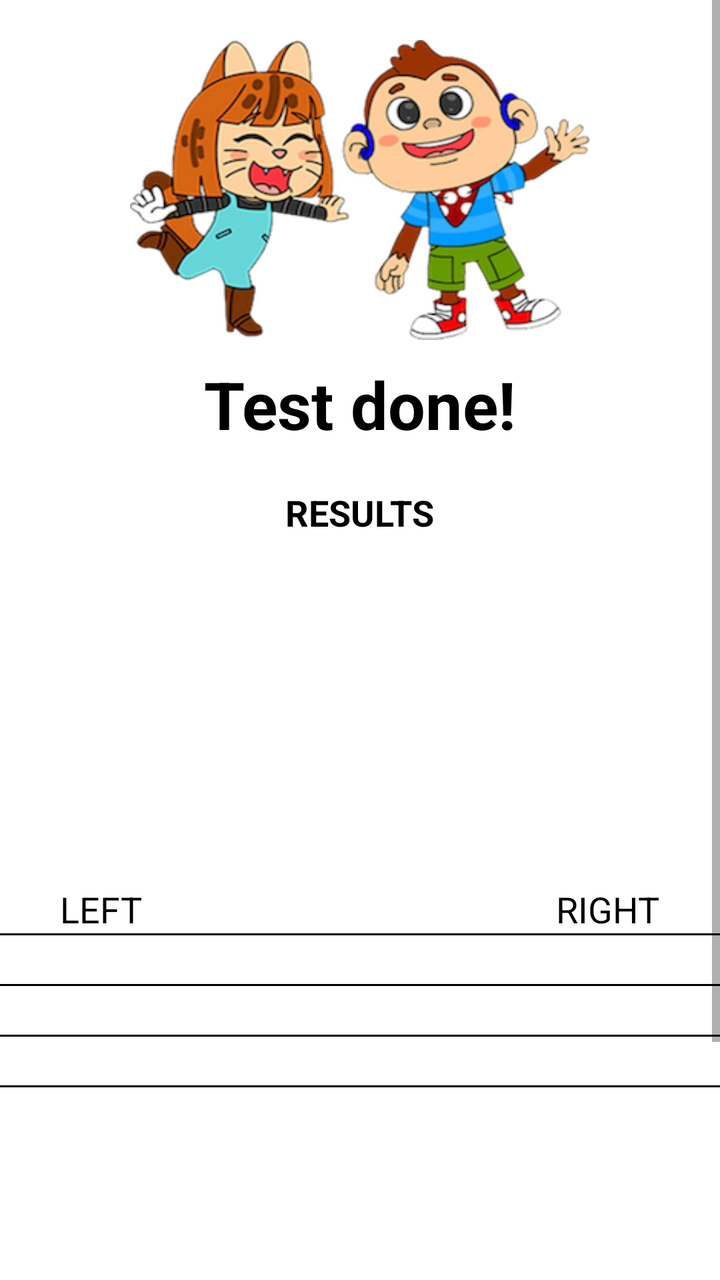
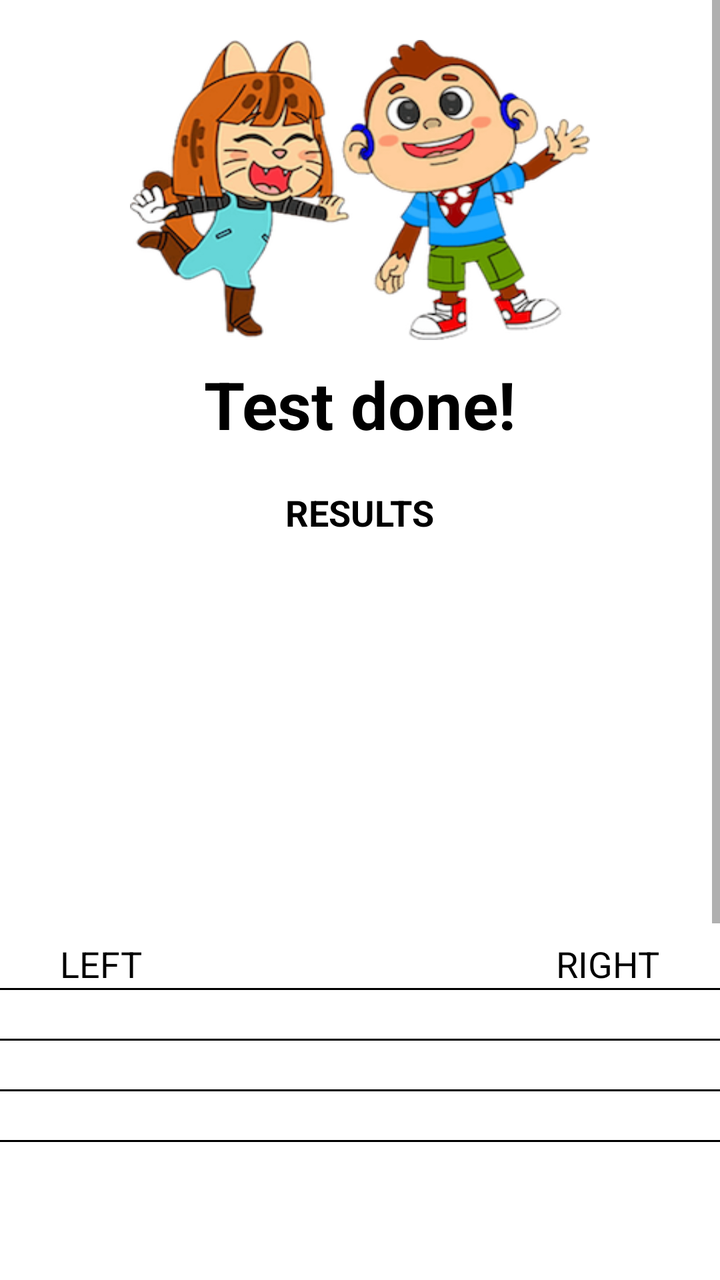

Before-and-after screenshots of an Android layout around one commit, followed by the original layout XML and the change that was made.
<!-- AndroidManifest.xml: application theme Theme.IAhead -->
<!-- res/layout/activity_resultpage.xml -->
<?xml version="1.0" encoding="utf-8"?>
<LinearLayout xmlns:android="http://schemas.android.com/apk/res/android"
    android:layout_width="match_parent"
    android:layout_height="match_parent"
    android:orientation="vertical">

    <Button
        android:visibility="gone"
        android:id="@+id/btnLogs"
        android:layout_width="wrap_content"
        android:layout_height="wrap_content"
        android:layout_gravity="right"
        android:layout_marginRight="5dp"
        android:text="Logs"/>

    <ScrollView
        android:layout_width="match_parent"
        android:layout_height="match_parent">

        <LinearLayout
            android:layout_width="match_parent"
            android:layout_height="match_parent"
            android:orientation="vertical">

            <ImageView
                android:id="@+id/iv_twin"
                android:layout_marginTop="20dp"
                android:layout_marginRight="40dp"
                android:layout_marginLeft="40dp"
                android:background="@drawable/twin"
                android:layout_width="230dp"
                android:layout_gravity="center_horizontal"
                android:layout_height="150dp"/>

            <TextView
                android:layout_gravity="center_horizontal"
                android:layout_marginBottom="10dp"
                android:layout_marginTop="10dp"
                android:textStyle="bold"
                android:layout_width="wrap_content"
                android:layout_height="wrap_content"
                android:text="Test done!"
                android:textSize="33dp"
                android:textColor="@color/black"/>

            <TextView
                android:visibility="gone"
                android:id="@+id/tv_id"
                android:layout_gravity="center_horizontal"
                android:layout_marginBottom="10dp"
                android:textStyle="bold"
                android:layout_width="wrap_content"
                android:layout_height="wrap_content"
                android:textSize="18dp"
                android:textColor="@color/black"/>

            <TextView
                android:layout_gravity="center_horizontal"
                android:layout_marginBottom="10dp"
                android:layout_marginTop="10dp"
                android:textStyle="bold"
                android:layout_width="wrap_content"
                android:layout_height="wrap_content"
                android:text="RESULTS"
                android:textSize="18dp"
                android:textColor="@color/black"/>

            <TextView
                android:visibility="gone"
                android:layout_gravity="center_horizontal"
                android:layout_marginTop="10dp"
                android:layout_width="wrap_content"
                android:layout_height="wrap_content"
                android:text="Date &amp; Time"
                android:textSize="18dp"
                android:textColor="@color/black"/>

            <TextView
                android:visibility="gone"
                android:id="@+id/tv_date"
                android:layout_gravity="center_horizontal"
                android:layout_marginTop="10dp"
                android:layout_width="wrap_content"
                android:layout_height="wrap_content"
                android:text=""
                android:textSize="21dp"
                android:textColor="@color/black"/>

            <TextView
                android:layout_marginLeft="100dp"
                android:layout_marginTop="3dp"
                android:layout_width="wrap_content"
                android:layout_height="wrap_content"
                android:text=""
                android:textSize="18dp"
                android:textColor="@color/black"
                android:id="@+id/tv_1"/>

            <TextView
                android:layout_marginLeft="100dp"
                android:layout_marginTop="3dp"
                android:layout_width="wrap_content"
                android:layout_height="wrap_content"
                android:text=""
                android:textSize="18dp"
                android:textColor="@color/black"
                android:id="@+id/tv_2"/>

            <TextView
                android:layout_marginLeft="100dp"
                android:layout_marginTop="3dp"
                android:layout_width="wrap_content"
                android:layout_height="wrap_content"
                android:text=""
                android:textSize="18dp"
                android:textColor="@color/black"
                android:id="@+id/tv_3"/>

            <TextView
                android:visibility="gone"
                android:layout_gravity="center_horizontal"
                android:layout_marginTop="10dp"
                android:layout_width="wrap_content"
                android:layout_height="wrap_content"
                android:text="SCREENING LEVEL"
                android:textSize="18dp"
                android:textColor="@color/black"/>

            <TextView
                android:id="@+id/tv_screening"
                android:layout_marginLeft="100dp"
                android:layout_marginTop="3dp"
                android:layout_width="wrap_content"
                android:layout_height="wrap_content"
                android:text=""
                android:textSize="18dp"
                android:textColor="@color/black"/>

            <TextView
                android:visibility="gone"
                android:layout_gravity="center_horizontal"
                android:layout_marginTop="10dp"
                android:layout_width="wrap_content"
                android:layout_height="wrap_content"
                android:text="TEST PLACE"
                android:textSize="18dp"
                android:textColor="@color/black"/>

            <TextView
                android:id="@+id/tv_test"
                android:layout_marginLeft="100dp"
                android:layout_marginTop="3dp"
                android:layout_width="wrap_content"
                android:layout_height="wrap_content"
                android:text=""
                android:textSize="18dp"
                android:textColor="@color/black"/>

            <TextView
                android:id="@+id/tv_location"
                android:layout_marginLeft="100dp"
                android:layout_marginTop="3dp"
                android:layout_width="wrap_content"
                android:layout_height="wrap_content"
                android:text=""
                android:textSize="18dp"
                android:textColor="@color/black"/>

            <LinearLayout
                android:orientation="horizontal"
                android:layout_width="match_parent"
                android:layout_height="wrap_content"
                android:weightSum="2">

                <RelativeLayout
                    android:layout_weight="1"
                    android:layout_width="0dp"
                    android:layout_height="wrap_content">

                    <TextView
                        android:id="@+id/tv1"
                        android:layout_marginLeft="30dp"
                        android:layout_width="wrap_content"
                        android:layout_height="wrap_content"
                        android:text="LEFT"
                        android:textSize="18dp"
                        android:textColor="@color/black"/>

                    <View
                        android:id="@+id/view50"
                        android:layout_below="@+id/tv1"
                        android:layout_width="match_parent"
                        android:layout_height="1dp"
                        android:background="@color/black"/>

                    <TextView
                        android:visibility="gone"
                        android:layout_below="@+id/view50"
                        android:layout_marginLeft="30dp"
                        android:id="@+id/tv500leftNoise"
                        android:layout_width="wrap_content"
                        android:layout_height="wrap_content"
                        android:text=""
                        android:textSize="18dp"
                        android:textColor="@color/black"/>

                    <View
                        android:visibility="gone"
                        android:id="@+id/view1"
                        android:layout_below="@+id/tv500leftNoise"
                        android:layout_width="match_parent"
                        android:layout_height="1dp"
                        android:background="@color/black"/>

                    <TextView
                        android:layout_below="@+id/view1"
                        android:layout_marginLeft="30dp"
                        android:id="@+id/tv500left"
                        android:layout_width="wrap_content"
                        android:layout_height="wrap_content"
                        android:text=""
                        android:textSize="18dp"
                        android:textColor="@color/black"/>

                    <View
                        android:id="@+id/view51"
                        android:layout_below="@+id/tv500left"
                        android:layout_width="match_parent"
                        android:layout_height="1dp"
                        android:background="@color/black"/>

                    <TextView
                        android:visibility="gone"
                        android:layout_marginLeft="30dp"
                        android:layout_below="@+id/view51"
                        android:id="@+id/tv1000leftNoise"
                        android:layout_width="wrap_content"
                        android:layout_height="wrap_content"
                        android:text=""
                        android:textSize="18dp"
                        android:textColor="@color/black"/>

                    <View
                        android:visibility="gone"
                        android:id="@+id/view11"
                        android:layout_below="@+id/tv1000leftNoise"
                        android:layout_width="match_parent"
                        android:layout_height="1dp"
                        android:background="@color/black"/>

                    <TextView
                        android:layout_marginLeft="30dp"
                        android:layout_below="@+id/view11"
                        android:id="@+id/tv1000left"
                        android:layout_width="wrap_content"
                        android:layout_height="wrap_content"
                        android:text=""
                        android:textSize="18dp"
                        android:textColor="@color/black"/>

                    <View
                        android:id="@+id/view52"
                        android:layout_below="@+id/tv1000left"
                        android:layout_width="match_parent"
                        android:layout_height="1dp"
                        android:background="@color/black"/>

                    <TextView
                        android:visibility="gone"
                        android:layout_marginLeft="30dp"
                        android:layout_below="@+id/view52"
                        android:id="@+id/tv2000leftNoise"
                        android:layout_width="wrap_content"
                        android:layout_height="wrap_content"
                        android:text=""
                        android:textSize="18dp"
                        android:textColor="@color/black"/>

                    <View
                        android:visibility="gone"
                        android:id="@+id/view12"
                        android:layout_below="@+id/tv2000leftNoise"
                        android:layout_width="match_parent"
                        android:layout_height="1dp"
                        android:background="@color/black"/>

                    <TextView
                        android:layout_marginLeft="30dp"
                        android:layout_below="@+id/view12"
                        android:id="@+id/tv2000left"
                        android:layout_width="wrap_content"
                        android:layout_height="wrap_content"
                        android:text=""
                        android:textSize="18dp"
                        android:textColor="@color/black"/>

                    <View
                        android:id="@+id/view53"
                        android:layout_below="@+id/tv2000left"
                        android:layout_width="match_parent"
                        android:layout_height="1dp"
                        android:background="@color/black"/>

                    <TextView
                        android:visibility="gone"
                        android:layout_marginLeft="30dp"
                        android:layout_below="@+id/view53"
                        android:id="@+id/tv4000leftNoise"
                        android:layout_width="wrap_content"
                        android:layout_height="wrap_content"
                        android:text=""
                        android:textSize="18dp"
                        android:textColor="@color/black"/>

                    <View
                        android:visibility="gone"
                        android:id="@+id/view13"
                        android:layout_below="@+id/tv4000leftNoise"
                        android:layout_width="match_parent"
                        android:layout_height="1dp"
                        android:background="@color/black"/>

                    <TextView
                        android:layout_marginLeft="30dp"
                        android:layout_below="@+id/view13"
                        android:id="@+id/tv4000left"
                        android:layout_width="wrap_content"
                        android:layout_height="wrap_content"
                        android:text=""
                        android:textSize="18dp"
                        android:textColor="@color/black"/>

                </RelativeLayout>

                <RelativeLayout
                    android:layout_weight="1"
                    android:layout_width="0dp"
                    android:layout_height="wrap_content">

                    <TextView
                        android:layout_alignParentRight="true"
                        android:id="@+id/tv2"
                        android:layout_marginRight="30dp"
                        android:layout_width="wrap_content"
                        android:layout_height="wrap_content"
                        android:text="RIGHT"
                        android:textSize="18dp"
                        android:textColor="@color/black"/>

                    <View
                        android:id="@+id/view54"
                        android:layout_below="@+id/tv2"
                        android:layout_width="match_parent"
                        android:layout_height="1dp"
                        android:background="@color/black"/>

                    <TextView
                        android:visibility="gone"
                        android:layout_alignParentRight="true"
                        android:layout_below="@+id/view54"
                        android:layout_marginRight="30dp"
                        android:id="@+id/tv500rightNoise"
                        android:layout_width="wrap_content"
                        android:layout_height="wrap_content"
                        android:text=""
                        android:textSize="18dp"
                        android:textColor="@color/black"/>

                    <View
                        android:visibility="gone"
                        android:id="@+id/view2"
                        android:layout_below="@+id/tv500rightNoise"
                        android:layout_width="match_parent"
                        android:layout_height="1dp"
                        android:background="@color/black"/>

                    <TextView
                        android:layout_alignParentRight="true"
                        android:layout_below="@+id/view2"
                        android:layout_marginRight="30dp"
                        android:id="@+id/tv500right"
                        android:layout_width="wrap_content"
                        android:layout_height="wrap_content"
                        android:text=""
                        android:textSize="18dp"
                        android:textColor="@color/black"/>

                    <View
                        android:id="@+id/view55"
                        android:layout_below="@+id/tv500right"
                        android:layout_width="match_parent"
                        android:layout_height="1dp"
                        android:background="@color/black"/>

                    <TextView
                        android:visibility="gone"
                        android:layout_alignParentRight="true"
                        android:layout_marginRight="30dp"
                        android:layout_below="@+id/view55"
                        android:id="@+id/tv1000rightNoise"
                        android:layout_width="wrap_content"
                        android:layout_height="wrap_content"
                        android:text=""
                        android:textSize="18dp"
                        android:textColor="@color/black"/>

                    <View
                        android:visibility="gone"
                        android:id="@+id/view21"
                        android:layout_below="@+id/tv1000rightNoise"
                        android:layout_width="match_parent"
                        android:layout_height="1dp"
                        android:background="@color/black"/>

                    <TextView
                        android:layout_alignParentRight="true"
                        android:layout_marginRight="30dp"
                        android:layout_below="@+id/view21"
                        android:id="@+id/tv1000right"
                        android:layout_width="wrap_content"
                        android:layout_height="wrap_content"
                        android:text=""
                        android:textSize="18dp"
                        android:textColor="@color/black"/>

                    <View
                        android:id="@+id/view56"
                        android:layout_below="@+id/tv1000right"
                        android:layout_width="match_parent"
                        android:layout_height="1dp"
                        android:background="@color/black"/>

                    <TextView
                        android:visibility="gone"
                        android:layout_alignParentRight="true"
                        android:layout_marginRight="30dp"
                        android:layout_below="@+id/view56"
                        android:id="@+id/tv2000rightNoise"
                        android:layout_width="wrap_content"
                        android:layout_height="wrap_content"
                        android:text=""
                        android:textSize="18dp"
                        android:textColor="@color/black"/>

                    <View
                        android:visibility="gone"
                        android:id="@+id/view22"
                        android:layout_below="@+id/tv2000rightNoise"
                        android:layout_width="match_parent"
                        android:layout_height="1dp"
                        android:background="@color/black"/>

                    <TextView
                        android:layout_alignParentRight="true"
                        android:layout_marginRight="30dp"
                        android:layout_below="@+id/view22"
                        android:id="@+id/tv2000right"
                        android:layout_width="wrap_content"
                        android:layout_height="wrap_content"
                        android:text=""
                        android:textSize="18dp"
                        android:textColor="@color/black"/>

                    <View
                        android:id="@+id/view57"
                        android:layout_below="@+id/tv2000right"
                        android:layout_width="match_parent"
                        android:layout_height="1dp"
                        android:background="@color/black"/>

                    <TextView
                        android:visibility="gone"
                        android:layout_alignParentRight="true"
                        android:layout_marginRight="30dp"
                        android:layout_below="@+id/view57"
                        android:id="@+id/tv4000rightNoise"
                        android:layout_width="wrap_content"
                        android:layout_height="wrap_content"
                        android:text=""
                        android:textSize="18dp"
                        android:textColor="@color/black"/>

                    <View
                        android:visibility="gone"
                        android:id="@+id/view23"
                        android:layout_below="@+id/tv4000rightNoise"
                        android:layout_width="match_parent"
                        android:layout_height="1dp"
                        android:background="@color/black"/>

                    <TextView
                        android:layout_alignParentRight="true"
                        android:layout_marginRight="30dp"
                        android:layout_below="@+id/view23"
                        android:id="@+id/tv4000right"
                        android:layout_width="wrap_content"
                        android:layout_height="wrap_content"
                        android:text=""
                        android:textSize="18dp"
                        android:textColor="@color/black"/>

                </RelativeLayout>

            </LinearLayout>

            <TextView
                android:layout_margin="30dp"
                android:layout_width="wrap_content"
                android:layout_height="wrap_content"
                android:text=""
                android:id="@+id/tvText"
                android:textSize="18dp"
                android:textColor="@color/black"/>


            <LinearLayout
                android:weightSum="2"
                android:layout_marginBottom="20dp"
                android:layout_alignParentBottom="true"
                android:orientation="horizontal"
                android:layout_width="match_parent"
                android:layout_height="wrap_content">

                <LinearLayout
                    android:id="@+id/ll_whatsapp"
                    android:padding="5dp"
                    android:layout_marginRight="20dp"
                    android:layout_marginLeft="20dp"
                    android:background="@drawable/et_grey"
                    android:gravity="center_horizontal"
                    android:layout_weight="1"
                    android:layout_width="0dp"
                    android:layout_height="wrap_content">

                    <ImageView
                        android:background="@drawable/whatsapp_icon"
                        android:layout_width="30dp"
                        android:layout_height="30dp"/>

                    <TextView
                        android:layout_gravity="center_vertical"
                        android:layout_marginLeft="5dp"
                        android:id="@+id/tv_repeat"
                        android:layout_width="wrap_content"
                        android:layout_height="wrap_content"
                        android:text="Whatsapp"
                        android:textSize="16dp"
                        android:textStyle="bold"
                        android:textColor="@color/black"/>
                </LinearLayout>

                <LinearLayout
                    android:id="@+id/ll_email"
                    android:padding="5dp"
                    android:layout_marginRight="20dp"
                    android:layout_marginLeft="20dp"
                    android:background="@drawable/et_grey"
                    android:gravity="center_horizontal"
                    android:layout_weight="1"
                    android:layout_width="0dp"
                    android:layout_height="wrap_content">

                    <ImageView
                        android:background="@drawable/email_icon"
                        android:layout_width="30dp"
                        android:layout_height="30dp"/>

                    <TextView
                        android:layout_gravity="center_vertical"
                        android:layout_marginLeft="5dp"
                        android:id="@+id/tv_proceed"
                        android:layout_width="wrap_content"
                        android:layout_height="wrap_content"
                        android:text="Email"
                        android:textSize="16dp"
                        android:textStyle="bold"
                        android:layout_centerHorizontal="true"
                        android:textColor="@color/black"/>
                </LinearLayout>
            </LinearLayout>

            <LinearLayout
                android:id="@+id/ll_home"
                android:layout_marginTop="20dp"
                android:layout_gravity="center_horizontal"
                android:layout_width="wrap_content"
                android:layout_height="wrap_content"
                android:background="@color/dark_grey"
                android:orientation="horizontal">

                <TextView
                    android:layout_marginRight="50dp"
                    android:layout_marginLeft="50dp"
                    android:layout_marginBottom="10dp"
                    android:layout_marginTop="10dp"
                    android:textStyle="bold"
                    android:layout_width="wrap_content"
                    android:layout_height="wrap_content"
                    android:text="Home"
                    android:textSize="25dp"
                    android:textColor="@color/white"/>
            </LinearLayout>

        </LinearLayout>
    </ScrollView>
</LinearLayout>
<!-- resources referenced by this layout -->
<resources>
  <color name="black">#FF000000</color>
  <color name="dark_grey">#71797E</color>
  <color name="white">#FFFFFFFF</color>
  <!-- drawable email_icon: png bitmap (drawable, 8034 bytes) -->
  <!-- drawable et_grey (drawable) -->
  <?xml version="1.0" encoding="utf-8"?>
  <shape xmlns:android="http://schemas.android.com/apk/res/android"
      android:shape="rectangle"
      android:padding="10dp">
  
      <solid android:color="@color/light_grey" />
      <corners
          android:bottomRightRadius="5dp"
          android:bottomLeftRadius="5dp"
          android:topLeftRadius="5dp"
          android:topRightRadius="5dp" />
      <stroke
          android:color="@color/grey"
          android:width="1dp"/>
  </shape>
  <!-- drawable twin: png bitmap (drawable, 100484 bytes) -->
  <!-- drawable whatsapp_icon: png bitmap (drawable, 8953 bytes) -->
  <style name="Theme.IAhead" parent="Theme.MaterialComponents.DayNight.NoActionBar">
          
          <item name="colorPrimary">@color/purple_500</item>
          <item name="colorPrimaryVariant">@color/purple_700</item>
          <item name="colorOnPrimary">@color/white</item>
          
          <item name="colorSecondary">@color/teal_200</item>
          <item name="colorSecondaryVariant">@color/teal_700</item>
          <item name="colorOnSecondary">@color/black</item>
          
          <item name="android:statusBarColor">?attr/colorPrimaryVariant</item>
          
      </style>
  <color name="light_grey">#D3D3D3</color>
  <color name="grey">#A9A9A9</color>
  <color name="purple_500">#FF6200EE</color>
  <color name="purple_700">#FF3700B3</color>
  <color name="teal_200">#FF03DAC5</color>
  <color name="teal_700">#FF018786</color>
</resources>

<!-- the commit's change to res/layout/activity_resultpage.xml (unified diff, before → after) -->
@@ -158,6 +158,16 @@
 
             <TextView
                 android:id="@+id/tv_location"
+                android:layout_marginLeft="100dp"
+                android:layout_marginTop="3dp"
+                android:layout_width="wrap_content"
+                android:layout_height="wrap_content"
+                android:text=""
+                android:textSize="18dp"
+                android:textColor="@color/black"/>
+
+            <TextView
+                android:id="@+id/tv_time"
                 android:layout_marginLeft="100dp"
                 android:layout_marginTop="3dp"
                 android:layout_width="wrap_content"
@@ -580,17 +590,38 @@
             </LinearLayout>
 
             <LinearLayout
-                android:id="@+id/ll_home"
+                android:id="@+id/ll_followup"
                 android:layout_marginTop="20dp"
                 android:layout_gravity="center_horizontal"
-                android:layout_width="wrap_content"
-                android:layout_height="wrap_content"
-                android:background="@color/dark_grey"
+                android:layout_width="230dp"
+                android:layout_height="wrap_content"
+                android:background="@color/light_blue"
                 android:orientation="horizontal">
 
                 <TextView
                     android:layout_marginRight="50dp"
                     android:layout_marginLeft="50dp"
+                    android:layout_marginBottom="10dp"
+                    android:layout_marginTop="10dp"
+                    android:textStyle="bold"
+                    android:layout_width="wrap_content"
+                    android:layout_height="wrap_content"
+                    android:text="Follow Up?"
+                    android:textSize="25dp"
+                    android:textColor="@color/white"/>
+            </LinearLayout>
+
+            <LinearLayout
+                android:gravity="center_horizontal"
+                android:id="@+id/ll_home"
+                android:layout_marginTop="20dp"
+                android:layout_gravity="center_horizontal"
+                android:layout_width="230dp"
+                android:layout_height="wrap_content"
+                android:background="@color/dark_grey"
+                android:orientation="horizontal">
+
+                <TextView
                     android:layout_marginBottom="10dp"
                     android:layout_marginTop="10dp"
                     android:textStyle="bold"
<!-- resource entries referenced after the edit -->
@@ -2,6 +2,7 @@
 <resources>
   <color name="black">#FF000000</color>
   <color name="dark_grey">#71797E</color>
+  <color name="light_blue">#77bbff</color>
   <color name="white">#FFFFFFFF</color>
   <!-- drawable email_icon: png bitmap (drawable, 8034 bytes) -->
   <!-- drawable et_grey (drawable) -->
